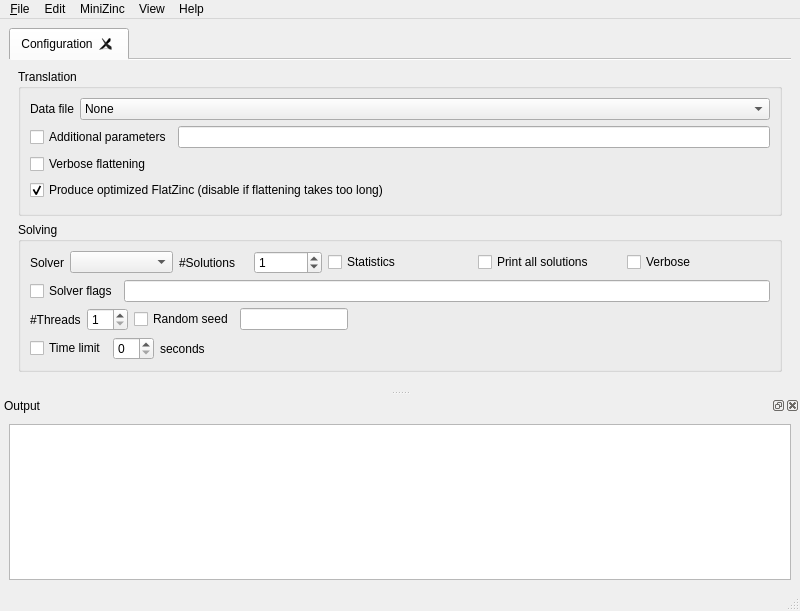
The window that MiniZincIDE/mainwindow.ui (MiniZinc/MiniZincIDE) describes before a commit, drawn with Qt 5.
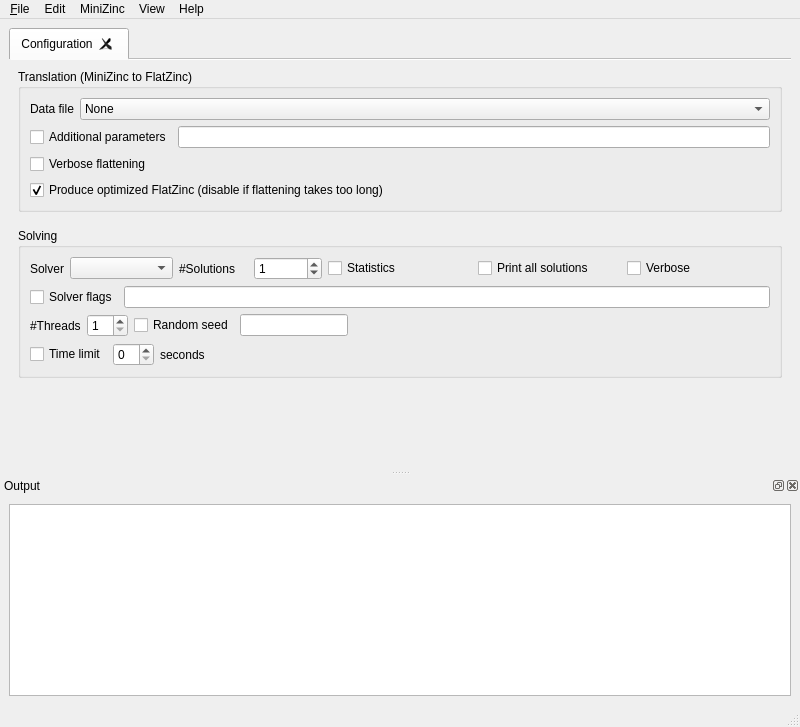
The same window after the commit. Icons and pictures are not drawn. Custom widgets are drawn as their Qt base class.

Commit message: Better layout for main window

What changed in the file:
```diff
--- a/MiniZincIDE/mainwindow.ui
+++ b/MiniZincIDE/mainwindow.ui
@@ -7,7 +7,7 @@
     <x>0</x>
     <y>0</y>
     <width>800</width>
-    <height>611</height>
+    <height>727</height>
    </rect>
   </property>
   <property name="windowTitle">
@@ -21,6 +21,12 @@
    <layout class="QVBoxLayout" name="verticalLayout">
     <item>
      <widget class="QTabWidget" name="tabWidget">
+      <property name="sizePolicy">
+       <sizepolicy hsizetype="Expanding" vsizetype="Preferred">
+        <horstretch>0</horstretch>
+        <verstretch>0</verstretch>
+       </sizepolicy>
+      </property>
       <property name="focusPolicy">
        <enum>Qt::StrongFocus</enum>
       </property>
@@ -37,6 +43,12 @@
        <bool>true</bool>
       </property>
       <widget class="QWidget" name="configuration">
+       <property name="sizePolicy">
+        <sizepolicy hsizetype="Preferred" vsizetype="Preferred">
+         <horstretch>0</horstretch>
+         <verstretch>0</verstretch>
+        </sizepolicy>
+       </property>
        <attribute name="title">
         <string>Configuration</string>
        </attribute>
@@ -44,13 +56,13 @@
         <item>
          <widget class="QGroupBox" name="groupBox">
           <property name="sizePolicy">
-           <sizepolicy hsizetype="Preferred" vsizetype="Preferred">
+           <sizepolicy hsizetype="Preferred" vsizetype="Minimum">
             <horstretch>0</horstretch>
             <verstretch>0</verstretch>
            </sizepolicy>
           </property>
           <property name="title">
-           <string>Translation</string>
+           <string>Translation (MiniZinc to FlatZinc)</string>
           </property>
           <layout class="QVBoxLayout" name="verticalLayout_4">
            <item>
@@ -113,8 +125,30 @@
           </layout>
          </widget>
         </item>
+        <item>
+         <spacer name="verticalSpacer_2">
+          <property name="orientation">
+           <enum>Qt::Vertical</enum>
+          </property>
+          <property name="sizeType">
+           <enum>QSizePolicy::Fixed</enum>
+          </property>
+          <property name="sizeHint" stdset="0">
+           <size>
+            <width>20</width>
+            <height>10</height>
+           </size>
+          </property>
+         </spacer>
+        </item>
         <item>
          <widget class="QGroupBox" name="groupBox_2">
+          <property name="sizePolicy">
+           <sizepolicy hsizetype="Preferred" vsizetype="Minimum">
+            <horstretch>0</horstretch>
+            <verstretch>0</verstretch>
+           </sizepolicy>
+          </property>
           <property name="title">
            <string>Solving</string>
           </property>
@@ -295,6 +329,19 @@
           </layout>
          </widget>
         </item>
+        <item>
+         <spacer name="verticalSpacer">
+          <property name="orientation">
+           <enum>Qt::Vertical</enum>
+          </property>
+          <property name="sizeHint" stdset="0">
+           <size>
+            <width>20</width>
+            <height>5</height>
+           </size>
+          </property>
+         </spacer>
+        </item>
        </layout>
       </widget>
      </widget>
@@ -399,6 +446,12 @@
   </widget>
   <widget class="QStatusBar" name="statusbar"/>
   <widget class="OutputDockWidget" name="outputDockWidget">
+   <property name="sizePolicy">
+    <sizepolicy hsizetype="Preferred" vsizetype="MinimumExpanding">
+     <horstretch>0</horstretch>
+     <verstretch>0</verstretch>
+    </sizepolicy>
+   </property>
    <property name="features">
     <set>QDockWidget::AllDockWidgetFeatures</set>
    </property>
```
